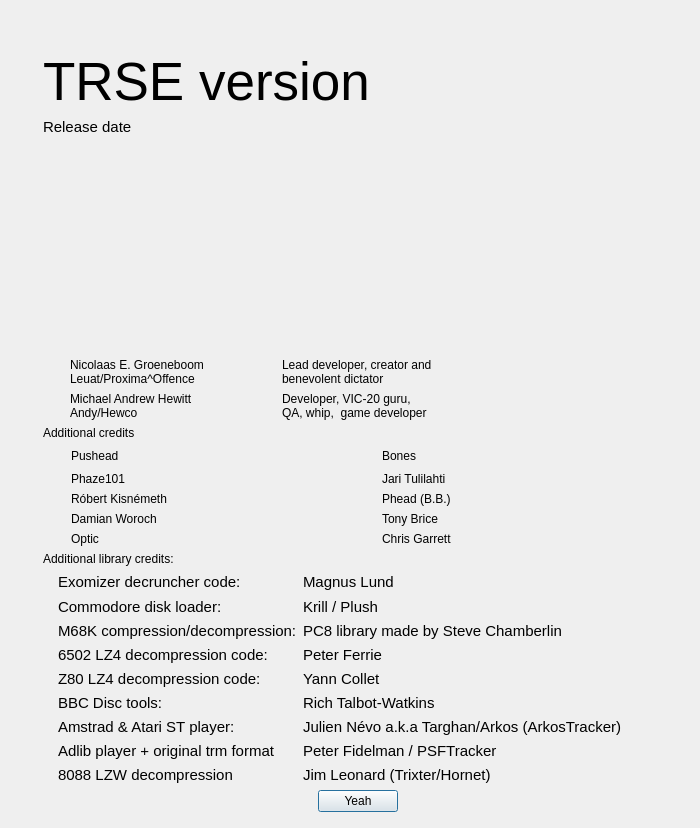
Above: source/dialogabout.ui from leuat/TRSE before the change. Below: the same form after it.
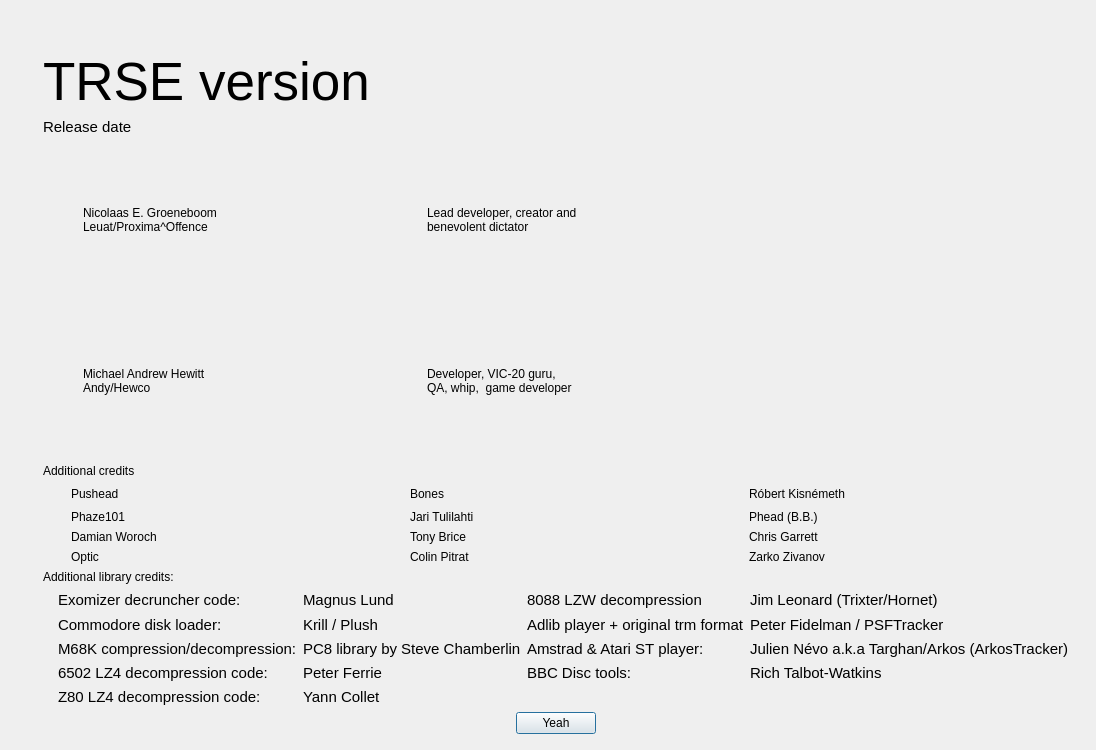
That is the form after the change. Icons and pictures are not drawn.

Diff of the .ui file:
```diff
--- a/source/dialogabout.ui
+++ b/source/dialogabout.ui
@@ -6,8 +6,8 @@
    <rect>
     <x>0</x>
     <y>0</y>
-    <width>700</width>
-    <height>828</height>
+    <width>892</width>
+    <height>750</height>
    </rect>
   </property>
   <property name="sizePolicy">
@@ -96,8 +96,56 @@
       </widget>
      </item>
      <item>
-      <layout class="QGridLayout" name="gridLayout" rowstretch="1,0,0" columnstretch="1,10,19">
+      <layout class="QGridLayout" name="gridLayout" rowstretch="1,1,0" columnstretch="1,10,19,0">
+       <item row="1" column="1">
+        <layout class="QHBoxLayout" name="horizontalLayout_4">
+         <item>
+          <widget class="QLabel" name="label_7">
+           <property name="text">
+            <string>Michael Andrew Hewitt
+Andy/Hewco</string>
+           </property>
+           <property name="alignment">
+            <set>Qt::AlignLeading|Qt::AlignLeft|Qt::AlignVCenter</set>
+           </property>
+           <property name="wordWrap">
+            <bool>false</bool>
+           </property>
+          </widget>
+         </item>
+        </layout>
+       </item>
+       <item row="2" column="1">
+        <layout class="QHBoxLayout" name="horizontalLayout_5"/>
+       </item>
+       <item row="0" column="1">
+        <widget class="QLabel" name="label_4">
+         <property name="text">
+          <string>Nicolaas E. Groeneboom
+Leuat/Proxima^Offence</string>
+         </property>
+         <property name="alignment">
+          <set>Qt::AlignLeading|Qt::AlignLeft|Qt::AlignVCenter</set>
+         </property>
+         <property name="wordWrap">
+          <bool>false</bool>
+         </property>
+        </widget>
+       </item>
        <item row="1" column="0">
+        <widget class="QLabel" name="label_5">
+         <property name="text">
+          <string/>
+         </property>
+         <property name="pixmap">
+          <pixmap resource="../resources.qrc">:/resources/images/portraits/andy2.png</pixmap>
+         </property>
+         <property name="scaledContents">
+          <bool>false</bool>
+         </property>
+        </widget>
+       </item>
+       <item row="0" column="0">
         <widget class="QLabel" name="label">
          <property name="text">
           <string/>
@@ -110,7 +158,7 @@
          </property>
         </widget>
        </item>
-       <item row="1" column="2">
+       <item row="0" column="2">
         <widget class="QLabel" name="label_2">
          <property name="text">
           <string>Lead developer, creator and
@@ -121,56 +169,7 @@
          </property>
         </widget>
        </item>
-       <item row="1" column="1">
-        <layout class="QHBoxLayout" name="horizontalLayout_4">
-         <item>
-          <widget class="QLabel" name="label_4">
-           <property name="text">
-            <string>Nicolaas E. Groeneboom
-Leuat/Proxima^Offence</string>
-           </property>
-           <property name="alignment">
-            <set>Qt::AlignLeading|Qt::AlignLeft|Qt::AlignVCenter</set>
-           </property>
-           <property name="wordWrap">
-            <bool>false</bool>
-           </property>
-          </widget>
-         </item>
-        </layout>
-       </item>
-       <item row="2" column="0">
-        <widget class="QLabel" name="label_5">
-         <property name="text">
-          <string/>
-         </property>
-         <property name="pixmap">
-          <pixmap resource="../resources.qrc">:/resources/images/portraits/andy2.png</pixmap>
-         </property>
-         <property name="scaledContents">
-          <bool>false</bool>
-         </property>
-        </widget>
-       </item>
-       <item row="2" column="1">
-        <layout class="QHBoxLayout" name="horizontalLayout_5">
-         <item>
-          <widget class="QLabel" name="label_7">
-           <property name="text">
-            <string>Michael Andrew Hewitt
-Andy/Hewco</string>
-           </property>
-           <property name="alignment">
-            <set>Qt::AlignLeading|Qt::AlignLeft|Qt::AlignVCenter</set>
-           </property>
-           <property name="wordWrap">
-            <bool>false</bool>
-           </property>
-          </widget>
-         </item>
-        </layout>
-       </item>
-       <item row="2" column="2">
+       <item row="1" column="2">
         <widget class="QLabel" name="label_10">
          <property name="text">
           <string>Developer, VIC-20 guru,
@@ -194,16 +193,16 @@
       </widget>
      </item>
      <item>
-      <layout class="QGridLayout" name="gridLayout_2" columnstretch="1,1,1">
-       <item row="4" column="1">
-        <layout class="QHBoxLayout" name="horizontalLayout_7" stretch="1,100">
+      <layout class="QGridLayout" name="gridLayout_2" columnstretch="1,0,0,0">
+       <item row="7" column="1">
+        <layout class="QHBoxLayout" name="horizontalLayout_16" stretch="1,100">
          <item>
-          <widget class="QLabel" name="label_8">
+          <widget class="QLabel" name="label_32">
            <property name="text">
             <string/>
            </property>
            <property name="pixmap">
-            <pixmap resource="../resources.qrc">:/resources/images/portraits/bowler_small.png</pixmap>
+            <pixmap resource="../resources.qrc">:/resources/images/portraits/italian_small.png</pixmap>
            </property>
            <property name="scaledContents">
             <bool>false</bool>
@@ -211,90 +210,9 @@
           </widget>
          </item>
          <item>
-          <widget class="QLabel" name="lblDate_13">
+          <widget class="QLabel" name="lblDate_21">
            <property name="text">
-            <string>Róbert Kisnémeth</string>
-           </property>
-           <property name="alignment">
-            <set>Qt::AlignLeading|Qt::AlignLeft|Qt::AlignVCenter</set>
-           </property>
-          </widget>
-         </item>
-        </layout>
-       </item>
-       <item row="4" column="2">
-        <layout class="QHBoxLayout" name="horizontalLayout_17" stretch="1,100">
-         <item>
-          <widget class="QLabel" name="label_33">
-           <property name="text">
-            <string/>
-           </property>
-           <property name="pixmap">
-            <pixmap resource="../resources.qrc">:/resources/images/portraits/dead_astronaut_small.png</pixmap>
-           </property>
-           <property name="scaledContents">
-            <bool>false</bool>
-           </property>
-          </widget>
-         </item>
-         <item>
-          <widget class="QLabel" name="lblDate_22">
-           <property name="text">
-            <string>Phead (B.B.)</string>
-           </property>
-           <property name="alignment">
-            <set>Qt::AlignLeading|Qt::AlignLeft|Qt::AlignVCenter</set>
-           </property>
-          </widget>
-         </item>
-        </layout>
-       </item>
-       <item row="7" column="2">
-        <layout class="QHBoxLayout" name="horizontalLayout_18" stretch="1,100">
-         <item>
-          <widget class="QLabel" name="label_34">
-           <property name="text">
-            <string/>
-           </property>
-           <property name="pixmap">
-            <pixmap resource="../resources.qrc">:/resources/images/portraits/brain_small.png</pixmap>
-           </property>
-           <property name="scaledContents">
-            <bool>false</bool>
-           </property>
-          </widget>
-         </item>
-         <item>
-          <widget class="QLabel" name="lblDate_23">
-           <property name="text">
-            <string>Tony Brice</string>
-           </property>
-           <property name="alignment">
-            <set>Qt::AlignLeading|Qt::AlignLeft|Qt::AlignVCenter</set>
-           </property>
-          </widget>
-         </item>
-        </layout>
-       </item>
-       <item row="1" column="1">
-        <layout class="QHBoxLayout" name="horizontalLayout_11" stretch="1,100">
-         <item>
-          <widget class="QLabel" name="label_27">
-           <property name="text">
-            <string/>
-           </property>
-           <property name="pixmap">
-            <pixmap resource="../resources.qrc">:/resources/images/portraits/nina_small.png</pixmap>
-           </property>
-           <property name="scaledContents">
-            <bool>false</bool>
-           </property>
-          </widget>
-         </item>
-         <item>
-          <widget class="QLabel" name="lblDate_16">
-           <property name="text">
-            <string>Pushead</string>
+            <string>Damian Woroch</string>
            </property>
            <property name="alignment">
             <set>Qt::AlignLeading|Qt::AlignLeft|Qt::AlignVCenter</set>
@@ -330,6 +248,33 @@
          </item>
         </layout>
        </item>
+       <item row="3" column="2">
+        <layout class="QHBoxLayout" name="horizontalLayout_6" stretch="1,100">
+         <item>
+          <widget class="QLabel" name="label_6">
+           <property name="text">
+            <string/>
+           </property>
+           <property name="pixmap">
+            <pixmap resource="../resources.qrc">:/resources/images/portraits/brain_small.png</pixmap>
+           </property>
+           <property name="scaledContents">
+            <bool>false</bool>
+           </property>
+          </widget>
+         </item>
+         <item>
+          <widget class="QLabel" name="lblDate_6">
+           <property name="text">
+            <string>Jari Tulilahti</string>
+           </property>
+           <property name="alignment">
+            <set>Qt::AlignLeading|Qt::AlignLeft|Qt::AlignVCenter</set>
+           </property>
+          </widget>
+         </item>
+        </layout>
+       </item>
        <item row="3" column="1">
         <layout class="QHBoxLayout" name="horizontalLayout_12" stretch="1,100">
          <item>
@@ -357,64 +302,10 @@
          </item>
         </layout>
        </item>
-       <item row="7" column="1">
-        <layout class="QHBoxLayout" name="horizontalLayout_16" stretch="1,100">
+       <item row="7" column="2">
+        <layout class="QHBoxLayout" name="horizontalLayout_18" stretch="1,100">
          <item>
-          <widget class="QLabel" name="label_32">
-           <property name="text">
-            <string/>
-           </property>
-           <property name="pixmap">
-            <pixmap resource="../resources.qrc">:/resources/images/portraits/italian_small.png</pixmap>
-           </property>
-           <property name="scaledContents">
-            <bool>false</bool>
-           </property>
-          </widget>
-         </item>
-         <item>
-          <widget class="QLabel" name="lblDate_21">
-           <property name="text">
-            <string>Damian Woroch</string>
-           </property>
-           <property name="alignment">
-            <set>Qt::AlignLeading|Qt::AlignLeft|Qt::AlignVCenter</set>
-           </property>
-          </widget>
-         </item>
-        </layout>
-       </item>
-       <item row="8" column="2">
-        <layout class="QHBoxLayout" name="horizontalLayout_9" stretch="1,100">
-         <item>
-          <widget class="QLabel" name="label_11">
-           <property name="text">
-            <string/>
-           </property>
-           <property name="pixmap">
-            <pixmap resource="../resources.qrc">:/resources/images/portraits/megane_small.png</pixmap>
-           </property>
-           <property name="scaledContents">
-            <bool>false</bool>
-           </property>
-          </widget>
-         </item>
-         <item>
-          <widget class="QLabel" name="lblDate_14">
-           <property name="text">
-            <string>Chris Garrett</string>
-           </property>
-           <property name="alignment">
-            <set>Qt::AlignLeading|Qt::AlignLeft|Qt::AlignVCenter</set>
-           </property>
-          </widget>
-         </item>
-        </layout>
-       </item>
-       <item row="3" column="2">
-        <layout class="QHBoxLayout" name="horizontalLayout_6" stretch="1,100">
-         <item>
-          <widget class="QLabel" name="label_6">
+          <widget class="QLabel" name="label_34">
            <property name="text">
             <string/>
            </property>
@@ -427,9 +318,52 @@
           </widget>
          </item>
          <item>
-          <widget class="QLabel" name="lblDate_6">
+          <widget class="QLabel" name="lblDate_23">
            <property name="text">
-            <string>Jari Tulilahti</string>
+            <string>Tony Brice</string>
+           </property>
+           <property name="alignment">
+            <set>Qt::AlignLeading|Qt::AlignLeft|Qt::AlignVCenter</set>
+           </property>
+          </widget>
+         </item>
+        </layout>
+       </item>
+       <item row="1" column="0">
+        <spacer name="horizontalSpacer">
+         <property name="orientation">
+          <enum>Qt::Horizontal</enum>
+         </property>
+         <property name="sizeType">
+          <enum>QSizePolicy::Fixed</enum>
+         </property>
+         <property name="sizeHint" stdset="0">
+          <size>
+           <width>15</width>
+           <height>20</height>
+          </size>
+         </property>
+        </spacer>
+       </item>
+       <item row="1" column="1">
+        <layout class="QHBoxLayout" name="horizontalLayout_11" stretch="1,100">
+         <item>
+          <widget class="QLabel" name="label_27">
+           <property name="text">
+            <string/>
+           </property>
+           <property name="pixmap">
+            <pixmap resource="../resources.qrc">:/resources/images/portraits/nina_small.png</pixmap>
+           </property>
+           <property name="scaledContents">
+            <bool>false</bool>
+           </property>
+          </widget>
+         </item>
+         <item>
+          <widget class="QLabel" name="lblDate_16">
+           <property name="text">
+            <string>Pushead</string>
            </property>
            <property name="alignment">
             <set>Qt::AlignLeading|Qt::AlignLeft|Qt::AlignVCenter</set>
@@ -465,21 +399,140 @@
          </item>
         </layout>
        </item>
-       <item row="1" column="0">
-        <spacer name="horizontalSpacer">
-         <property name="orientation">
-          <enum>Qt::Horizontal</enum>
-         </property>
-         <property name="sizeType">
-          <enum>QSizePolicy::Fixed</enum>
-         </property>
-         <property name="sizeHint" stdset="0">
-          <size>
-           <width>15</width>
-           <height>20</height>
-          </size>
-         </property>
-        </spacer>
+       <item row="1" column="3">
+        <layout class="QHBoxLayout" name="horizontalLayout_7" stretch="1,100">
+         <item>
+          <widget class="QLabel" name="label_8">
+           <property name="text">
+            <string/>
+           </property>
+           <property name="pixmap">
+            <pixmap resource="../resources.qrc">:/resources/images/portraits/bowler_small.png</pixmap>
+           </property>
+           <property name="scaledContents">
+            <bool>false</bool>
+           </property>
+          </widget>
+         </item>
+         <item>
+          <widget class="QLabel" name="lblDate_13">
+           <property name="text">
+            <string>Róbert Kisnémeth</string>
+           </property>
+           <property name="alignment">
+            <set>Qt::AlignLeading|Qt::AlignLeft|Qt::AlignVCenter</set>
+           </property>
+          </widget>
+         </item>
+        </layout>
+       </item>
+       <item row="3" column="3">
+        <layout class="QHBoxLayout" name="horizontalLayout_17" stretch="1,100">
+         <item>
+          <widget class="QLabel" name="label_33">
+           <property name="text">
+            <string/>
+           </property>
+           <property name="pixmap">
+            <pixmap resource="../resources.qrc">:/resources/images/portraits/dead_astronaut_small.png</pixmap>
+           </property>
+           <property name="scaledContents">
+            <bool>false</bool>
+           </property>
+          </widget>
+         </item>
+         <item>
+          <widget class="QLabel" name="lblDate_22">
+           <property name="text">
+            <string>Phead (B.B.)</string>
+           </property>
+           <property name="alignment">
+            <set>Qt::AlignLeading|Qt::AlignLeft|Qt::AlignVCenter</set>
+           </property>
+          </widget>
+         </item>
+        </layout>
+       </item>
+       <item row="7" column="3">
+        <layout class="QHBoxLayout" name="horizontalLayout_9" stretch="1,100">
+         <item>
+          <widget class="QLabel" name="label_11">
+           <property name="text">
+            <string/>
+           </property>
+           <property name="pixmap">
+            <pixmap resource="../resources.qrc">:/resources/images/portraits/megane_small.png</pixmap>
+           </property>
+           <property name="scaledContents">
+            <bool>false</bool>
+           </property>
+          </widget>
+         </item>
+         <item>
+          <widget class="QLabel" name="lblDate_14">
+           <property name="text">
+            <string>Chris Garrett</string>
+           </property>
+           <property name="alignment">
+            <set>Qt::AlignLeading|Qt::AlignLeft|Qt::AlignVCenter</set>
+           </property>
+          </widget>
+         </item>
+        </layout>
+       </item>
+       <item row="8" column="2">
+        <layout class="QHBoxLayout" name="horizontalLayout_20" stretch="1,100">
+         <item>
+          <widget class="QLabel" name="label_37">
+           <property name="text">
+            <string/>
+           </property>
+           <property name="pixmap">
+            <pixmap resource="../resources.qrc">:/resources/images/portraits/italian_small.png</pixmap>
+           </property>
+           <property name="scaledContents">
+            <bool>false</bool>
+           </property>
+          </widget>
+         </item>
+         <item>
+          <widget class="QLabel" name="lblDate_25">
+           <property name="text">
+            <string>Colin Pitrat </string>
+           </property>
+           <property name="alignment">
+            <set>Qt::AlignLeading|Qt::AlignLeft|Qt::AlignVCenter</set>
+           </property>
+          </widget>
+         </item>
+        </layout>
+       </item>
+       <item row="8" column="3">
+        <layout class="QHBoxLayout" name="horizontalLayout_21" stretch="1,100">
+         <item>
+          <widget class="QLabel" name="label_38">
+           <property name="text">
+            <string/>
+           </property>
+           <property name="pixmap">
+            <pixmap resource="../resources.qrc">:/resources/images/portraits/hairguy_small.png</pixmap>
+           </property>
+           <property name="scaledContents">
+            <bool>false</bool>
+           </property>
+          </widget>
+         </item>
+         <item>
+          <widget class="QLabel" name="lblDate_26">
+           <property name="text">
+            <string>Zarko Zivanov</string>
+           </property>
+           <property name="alignment">
+            <set>Qt::AlignLeading|Qt::AlignLeft|Qt::AlignVCenter</set>
+           </property>
+          </widget>
+         </item>
+        </layout>
        </item>
       </layout>
      </item>
@@ -495,30 +548,15 @@
      </item>
      <item>
       <layout class="QGridLayout" name="gridLayout_3">
-       <item row="4" column="1">
-        <widget class="QLabel" name="label_19">
+       <item row="0" column="2">
+        <widget class="QLabel" name="label_14">
          <property name="font">
           <font>
            <pointsize>11</pointsize>
           </font>
          </property>
          <property name="text">
-          <string>Z80 LZ4 decompression code:</string>
-         </property>
-         <property name="alignment">
-          <set>Qt::AlignLeading|Qt::AlignLeft|Qt::AlignVCenter</set>
-         </property>
-        </widget>
-       </item>
-       <item row="3" column="1">
-        <widget class="QLabel" name="label_17">
-         <property name="font">
-          <font>
-           <pointsize>11</pointsize>
-          </font>
-         </property>
-         <property name="text">
-          <string>6502 LZ4 decompression code:</string>
+          <string>Magnus Lund</string>
          </property>
          <property name="alignment">
           <set>Qt::AlignLeading|Qt::AlignLeft|Qt::AlignVCenter</set>
@@ -541,36 +579,6 @@
          </property>
         </spacer>
        </item>
-       <item row="7" column="2">
-        <widget class="QLabel" name="label_30">
-         <property name="font">
-          <font>
-           <pointsize>11</pointsize>
-          </font>
-         </property>
-         <property name="text">
-          <string>Peter Fidelman / PSFTracker</string>
-         </property>
-         <property name="alignment">
-          <set>Qt::AlignLeading|Qt::AlignLeft|Qt::AlignVCenter</set>
-         </property>
-        </widget>
-       </item>
-       <item row="5" column="1">
-        <widget class="QLabel" name="label_21">
-         <property name="font">
-          <font>
-           <pointsize>11</pointsize>
-          </font>
-         </property>
-         <property name="text">
-          <string>BBC Disc tools:</string>
-         </property>
-         <property name="alignment">
-          <set>Qt::AlignLeading|Qt::AlignLeft|Qt::AlignVCenter</set>
-         </property>
-        </widget>
-       </item>
        <item row="0" column="1">
         <widget class="QLabel" name="label_13">
          <property name="font">
@@ -601,6 +609,81 @@
          </property>
         </widget>
        </item>
+       <item row="3" column="1">
+        <widget class="QLabel" name="label_17">
+         <property name="font">
+          <font>
+           <pointsize>11</pointsize>
+          </font>
+         </property>
+         <property name="text">
+          <string>6502 LZ4 decompression code:</string>
+         </property>
+         <property name="alignment">
+          <set>Qt::AlignLeading|Qt::AlignLeft|Qt::AlignVCenter</set>
+         </property>
+        </widget>
+       </item>
+       <item row="1" column="1">
+        <widget class="QLabel" name="label_23">
+         <property name="font">
+          <font>
+           <pointsize>11</pointsize>
+          </font>
+         </property>
+         <property name="text">
+          <string>Commodore disk loader:</string>
+         </property>
+         <property name="alignment">
+          <set>Qt::AlignLeading|Qt::AlignLeft|Qt::AlignVCenter</set>
+         </property>
+        </widget>
+       </item>
+       <item row="4" column="1">
+        <widget class="QLabel" name="label_19">
+         <property name="font">
+          <font>
+           <pointsize>11</pointsize>
+          </font>
+         </property>
+         <property name="text">
+          <string>Z80 LZ4 decompression code:</string>
+         </property>
+         <property name="alignment">
+          <set>Qt::AlignLeading|Qt::AlignLeft|Qt::AlignVCenter</set>
+         </property>
+        </widget>
+       </item>
+       <item row="0" column="4">
+        <widget class="QLabel" name="label_36">
+         <property name="font">
+          <font>
+           <pointsize>11</pointsize>
+          </font>
+         </property>
+         <property name="text">
+          <string>Jim Leonard (Trixter/Hornet)</string>
+         </property>
+         <property name="alignment">
+          <set>Qt::AlignLeading|Qt::AlignLeft|Qt::AlignVCenter</set>
+         </property>
+        </widget>
+       </item>
+       <item row="0" column="3">
+        <widget class="QLabel" name="label_31">
+         <property name="font">
+          <font>
+           <pointsize>11</pointsize>
+          </font>
+         </property>
+         <property name="text">
+          <string>8088 LZW decompression</string>
+         </property>
+         <property name="alignment">
+          <set>Qt::AlignLeading|Qt::AlignLeft|Qt::AlignVCenter</set>
+         </property>
+        </widget>
+       </item>
        <item row="3" column="2">
         <widget class="QLabel" name="label_18">
          <property name="font">
@@ -616,6 +699,36 @@
          </property>
         </widget>
        </item>
+       <item row="2" column="2">
+        <widget class="QLabel" name="label_16">
+         <property name="font">
+          <font>
+           <pointsize>11</pointsize>
+          </font>
+         </property>
+         <property name="text">
+          <string>PC8 library by Steve Chamberlin</string>
+         </property>
+         <property name="alignment">
+          <set>Qt::AlignLeading|Qt::AlignLeft|Qt::AlignVCenter</set>
+         </property>
+        </widget>
+       </item>
+       <item row="4" column="2">
+        <widget class="QLabel" name="label_20">
+         <property name="font">
+          <font>
+           <pointsize>11</pointsize>
+          </font>
+         </property>
+         <property name="text">
+          <string>Yann Collet</string>
+         </property>
+         <property name="alignment">
+          <set>Qt::AlignLeading|Qt::AlignLeft|Qt::AlignVCenter</set>
+         </property>
+        </widget>
+       </item>
        <item row="1" column="2">
         <widget class="QLabel" name="label_24">
          <property name="font">
@@ -631,80 +744,22 @@
          </property>
         </widget>
        </item>
-       <item row="0" column="2">
-        <widget class="QLabel" name="label_14">
+       <item row="1" column="4">
+        <widget class="QLabel" name="label_30">
          <property name="font">
           <font>
            <pointsize>11</pointsize>
           </font>
          </property>
          <property name="text">
-          <string>Magnus Lund</string>
+          <string>Peter Fidelman / PSFTracker</string>
          </property>
          <property name="alignment">
           <set>Qt::AlignLeading|Qt::AlignLeft|Qt::AlignVCenter</set>
          </property>
         </widget>
        </item>
-       <item row="5" column="2">
-        <widget class="QLabel" name="label_22">
-         <property name="font">
-          <font>
-           <pointsize>11</pointsize>
-          </font>
-         </property>
-         <property name="text">
-          <string>Rich Talbot-Watkins</string>
-         </property>
-         <property name="alignment">
-          <set>Qt::AlignLeading|Qt::AlignLeft|Qt::AlignVCenter</set>
-         </property>
-        </widget>
-       </item>
-       <item row="0" column="3">
-        <spacer name="horizontalSpacer_3">
-         <property name="orientation">
-          <enum>Qt::Horizontal</enum>
-         </property>
-         <property name="sizeHint" stdset="0">
-          <size>
-           <width>40</width>
-           <height>20</height>
-          </size>
-         </property>
-        </spacer>
-       </item>
-       <item row="2" column="2">
-        <widget class="QLabel" name="label_16">
-         <property name="font">
-          <font>
-           <pointsize>11</pointsize>
-          </font>
-         </property>
-         <property name="text">
-          <string>PC8 library made by Steve Chamberlin</string>
-         </property>
-         <property name="alignment">
-          <set>Qt::AlignLeading|Qt::AlignLeft|Qt::AlignVCenter</set>
-         </property>
-        </widget>
-       </item>
-       <item row="6" column="2">
-        <widget class="QLabel" name="label_26">
-         <property name="font">
-          <font>
-           <pointsize>11</pointsize>
-          </font>
-         </property>
-         <property name="text">
-          <string>Julien Névo a.k.a Targhan/Arkos (ArkosTracker)</string>
-         </property>
-         <property name="alignment">
-          <set>Qt::AlignLeading|Qt::AlignLeft|Qt::AlignVCenter</set>
-         </property>
-        </widget>
-       </item>
-       <item row="7" column="1">
+       <item row="1" column="3">
         <widget class="QLabel" name="label_29">
          <property name="font">
           <font>
@@ -719,22 +774,22 @@
          </property>
         </widget>
        </item>
-       <item row="4" column="2">
-        <widget class="QLabel" name="label_20">
+       <item row="2" column="4">
+        <widget class="QLabel" name="label_26">
          <property name="font">
           <font>
            <pointsize>11</pointsize>
           </font>
          </property>
          <property name="text">
-          <string>Yann Collet</string>
+          <string>Julien Névo a.k.a Targhan/Arkos (ArkosTracker)</string>
          </property>
          <property name="alignment">
           <set>Qt::AlignLeading|Qt::AlignLeft|Qt::AlignVCenter</set>
          </property>
         </widget>
        </item>
-       <item row="6" column="1">
+       <item row="2" column="3">
         <widget class="QLabel" name="label_25">
          <property name="font">
           <font>
@@ -749,45 +804,30 @@
          </property>
         </widget>
        </item>
-       <item row="1" column="1">
-        <widget class="QLabel" name="label_23">
+       <item row="3" column="4">
+        <widget class="QLabel" name="label_22">
          <property name="font">
           <font>
            <pointsize>11</pointsize>
           </font>
          </property>
          <property name="text">
-          <string>Commodore disk loader:</string>
+          <string>Rich Talbot-Watkins</string>
          </property>
          <property name="alignment">
           <set>Qt::AlignLeading|Qt::AlignLeft|Qt::AlignVCenter</set>
          </property>
         </widget>
        </item>
-       <item row="8" column="1">
-        <widget class="QLabel" name="label_31">
+       <item row="3" column="3">
+        <widget class="QLabel" name="label_21">
          <property name="font">
           <font>
            <pointsize>11</pointsize>
           </font>
          </property>
          <property name="text">
-          <string>8088 LZW decompression</string>
-         </property>
-         <property name="alignment">
-          <set>Qt::AlignLeading|Qt::AlignLeft|Qt::AlignVCenter</set>
-         </property>
-        </widget>
-       </item>
-       <item row="8" column="2">
-        <widget class="QLabel" name="label_36">
-         <property name="font">
-          <font>
-           <pointsize>11</pointsize>
-          </font>
-         </property>
-         <property name="text">
-          <string>Jim Leonard (Trixter/Hornet)</string>
+          <string>BBC Disc tools:</string>
          </property>
          <property name="alignment">
           <set>Qt::AlignLeading|Qt::AlignLeft|Qt::AlignVCenter</set>
```
